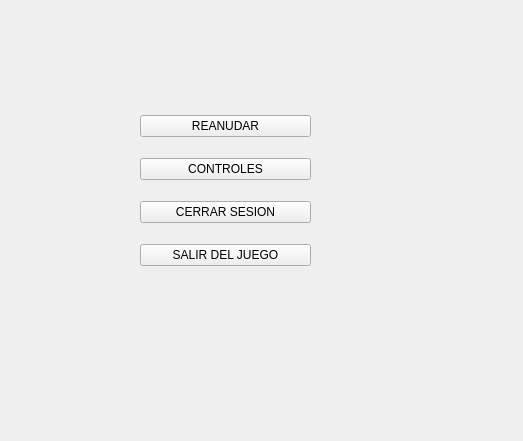
JuanDi1809/Proyecto_Final, file Proyecto_Final/menupausa.ui: the form before one commit.
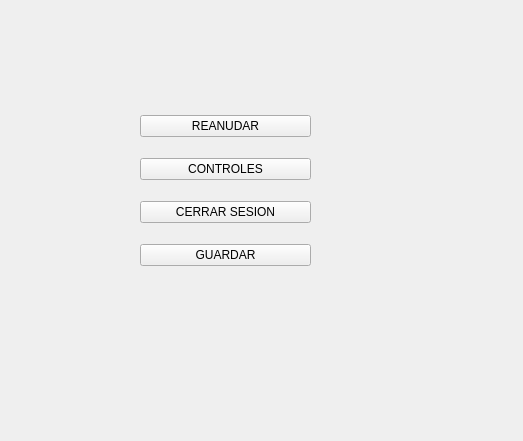
The form after the commit.

Commit message: Al menu del juego solo le falta la opcion de mostrar controles y el guardado de la partida y esta lista

Patch:
```diff
--- a/Proyecto_Final/menupausa.ui
+++ b/Proyecto_Final/menupausa.ui
@@ -47,7 +47,7 @@
     <item>
      <widget class="QPushButton" name="botonSalirJuego">
       <property name="text">
-       <string>SALIR DEL JUEGO</string>
+       <string>GUARDAR</string>
       </property>
      </widget>
     </item>
```
Left out of the diff: 2 changed lines with no effect on the pictures. The commit also changes 7 other files.
